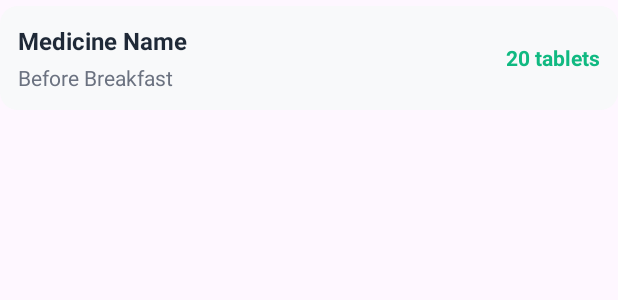
After one commit to vishal-bhutekar21/Age-well-Elder-Care, an Android app: the layout item_task.xml on its own in the app's theme, with its tools: preview values and no code run, on a phone screen of 412 x 824 dp. The commit adds this screen. Shown: the top 300 px of the screen. Run offline under Robolectric (Android 15) with nearby library versions, the phone set to English and light mode, and no system bars.

```diff
--- a/app/src/main/res/layout/item_medicine.xml
+++ b/app/src/main/res/layout/item_medicine.xml
@@ -62,7 +62,7 @@
                     android:layout_height="24dp"
                     android:src="@android:drawable/ic_menu_edit"
                     android:contentDescription="Edit"
-                    android:tint="#10B981"
+
                     android:layout_marginEnd="16dp"/>
 
                 <ImageView
@@ -71,7 +71,7 @@
                     android:layout_height="24dp"
                     android:src="@android:drawable/ic_menu_delete"
                     android:contentDescription="Delete"
-                    android:tint="#10B981"/>
+                    />
             </LinearLayout>
         </LinearLayout>
 
--- /dev/null
+++ b/app/src/main/res/layout/item_task.xml
@@ -0,0 +1,48 @@
+<?xml version="1.0" encoding="utf-8"?>
+<LinearLayout
+    xmlns:android="http://schemas.android.com/apk/res/android"
+    android:layout_width="match_parent"
+    android:layout_height="wrap_content"
+    android:layout_marginVertical="4dp"
+    android:background="@drawable/empty_shape"
+    android:backgroundTint="#F8F9FA"
+    android:orientation="horizontal"
+    android:padding="12dp">
+
+    <!-- Medicine Details Section -->
+    <LinearLayout
+        android:layout_width="0dp"
+        android:layout_height="wrap_content"
+        android:layout_weight="1"
+        android:orientation="vertical">
+
+        <TextView
+            android:id="@+id/tvMedicineName"
+            android:layout_width="wrap_content"
+            android:layout_height="wrap_content"
+            android:text="Medicine Name"
+            android:textColor="#1F2937"
+            android:textSize="16sp"
+            android:textStyle="bold" />
+
+        <TextView
+            android:id="@+id/tvMealTime"
+            android:layout_width="wrap_content"
+            android:layout_height="wrap_content"
+            android:layout_marginTop="4dp"
+            android:text="Before Breakfast"
+            android:textColor="#6B7280"
+            android:textSize="14sp" />
+    </LinearLayout>
+
+    <TextView
+        android:id="@+id/tvStockValue"
+        android:layout_width="wrap_content"
+        android:layout_height="wrap_content"
+        android:layout_gravity="center_vertical"
+        android:text="20 tablets"
+        android:textColor="#10B981"
+        android:textSize="14sp"
+        android:textStyle="bold" />
+
+</LinearLayout>
```
Also changed, not shown: app/src/main/java/com/chaitany/agewell/Dashboard.java (+360 -71 lines), app/src/main/res/layout/item_predefined_task.xml (added, +43 -0 lines).
